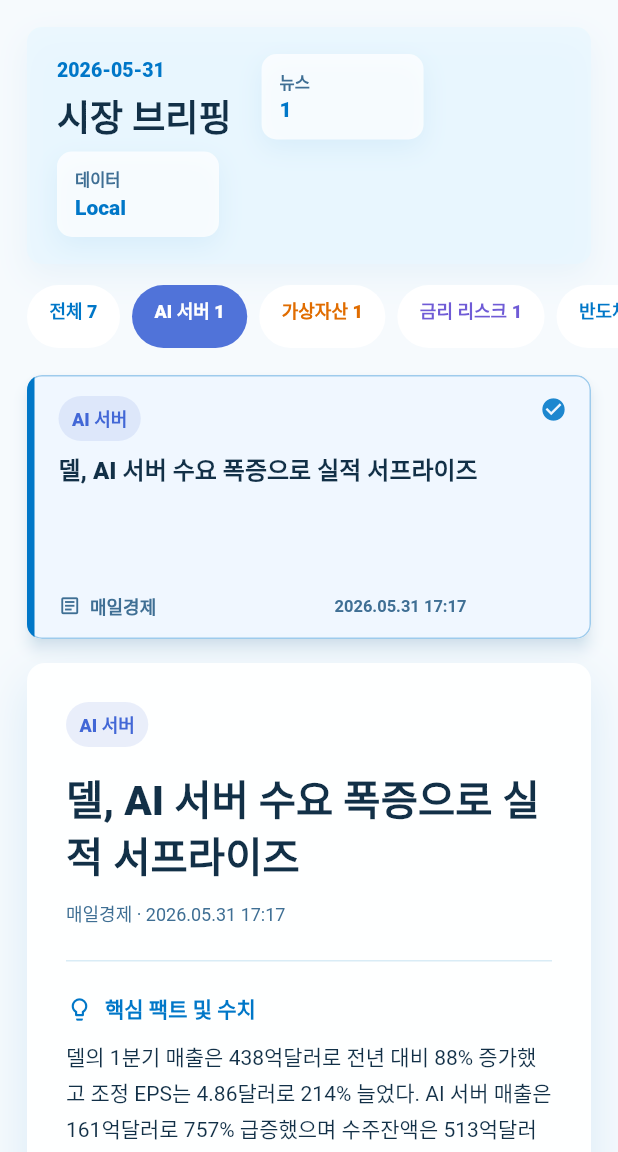
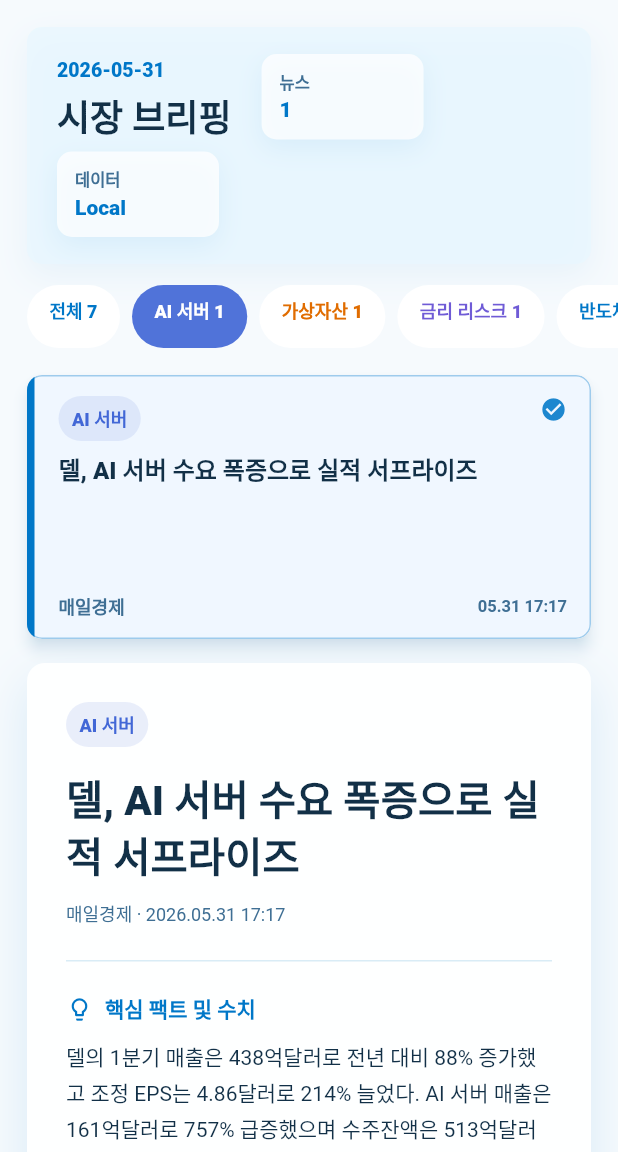
Before and after one commit to seunghooda-dev/dailynews, a Flutter app: the screen it shows after launch, after a tap on an icon or button, on a phone screen of 412 x 824 dp, the part 84-1236 px from its top. Run offline on Flutter 3.47's test engine with Material 3 defaults, Android fonts, the phone set to English and light mode, and no system bars; our stand-ins replace cloud_firestore, firebase_core, flutter_riverpod, shimmer; accounts and stored records are empty; network calls fail.

Commit message:
fix: compact article timestamps

```diff
--- a/lib/features/news/models/news_article.dart
+++ b/lib/features/news/models/news_article.dart
@@ -31,6 +31,14 @@
 
   bool get isHotIssue => clusterCount >= 3;
   int get relatedSourceCount => relatedSources.length;
+
+  String? get publishedAtDisplay {
+    return _formatPublishedAt(publishedAt, compact: false);
+  }
+
+  String? get publishedAtCompactDisplay {
+    return _formatPublishedAt(publishedAt, compact: true);
+  }
 
   String get sourceSummary {
     final primarySource = source?.trim();
@@ -69,6 +77,62 @@
     );
   }
 }
+
+String? _formatPublishedAt(String? value, {required bool compact}) {
+  if (value == null || value.trim().isEmpty) {
+    return null;
+  }
+
+  final normalized = _normalizeKoreanMeridiem(
+    value
+        .trim()
+        .replaceAll(RegExp(r'입력\s*[:：]\s*'), '')
+        .replaceAll(RegExp(r'수정\s*[:：]\s*'), ''),
+  ).replaceAll(RegExp(r'\s+'), ' ');
+
+  final dateMatch = RegExp(
+    r'(\d{4})[.\-/년]\s*(\d{1,2})[.\-/월]\s*(\d{1,2})',
+  ).firstMatch(normalized);
+  final timeMatch = RegExp(r'(\d{1,2}):(\d{2})').firstMatch(normalized);
+
+  if (dateMatch != null && timeMatch != null) {
+    final year = dateMatch.group(1)!;
+    final month = _twoDigits(int.parse(dateMatch.group(2)!));
+    final day = _twoDigits(int.parse(dateMatch.group(3)!));
+    final hour = _twoDigits(int.parse(timeMatch.group(1)!));
+    final minute = timeMatch.group(2)!;
+    return compact
+        ? '$month.$day $hour:$minute'
+        : '$year.$month.$day $hour:$minute';
+  }
+
+  if (timeMatch != null) {
+    final hour = _twoDigits(int.parse(timeMatch.group(1)!));
+    final minute = timeMatch.group(2)!;
+    return '$hour:$minute';
+  }
+
+  return normalized;
+}
+
+String _normalizeKoreanMeridiem(String value) {
+  return value.replaceAllMapped(RegExp(r'(오전|오후)\s*(\d{1,2}):(\d{2})'), (
+    match,
+  ) {
+    final meridiem = match.group(1)!;
+    var hour = int.parse(match.group(2)!);
+    final minute = match.group(3)!;
+    if (meridiem == '오후' && hour < 12) {
+      hour += 12;
+    }
+    if (meridiem == '오전' && hour == 12) {
+      hour = 0;
+    }
+    return '${_twoDigits(hour)}:$minute';
+  });
+}
+
+String _twoDigits(int value) => value.toString().padLeft(2, '0');
 
 class DailyNewsDocument {
   const DailyNewsDocument({required this.date, required this.articles});
--- a/lib/features/news/widgets/article_card.dart
+++ b/lib/features/news/widgets/article_card.dart
@@ -20,6 +20,7 @@
     final color = sectorColor(article.sector);
     final theme = Theme.of(context);
     final hotColor = const Color(0xFFE25555);
+    final compactPublishedAt = article.publishedAtCompactDisplay;
     final borderColor = article.isHotIssue
         ? hotColor.withValues(alpha: 0.48)
         : theme.colorScheme.primary.withValues(alpha: 0.34);
@@ -106,12 +107,6 @@
                     const SizedBox(height: 8),
                     Row(
                       children: [
-                        Icon(
-                          Icons.article_outlined,
-                          size: 15,
-                          color: theme.colorScheme.onSurfaceVariant,
-                        ),
-                        const SizedBox(width: 6),
                         Expanded(
                           child: Text(
                             article.sourceSummary,
@@ -120,15 +115,13 @@
                             style: theme.textTheme.labelMedium,
                           ),
                         ),
-                        if (article.publishedAt != null) ...[
+                        if (compactPublishedAt != null) ...[
                           const SizedBox(width: 8),
-                          Flexible(
-                            child: Text(
-                              article.publishedAt!,
-                              maxLines: 1,
-                              overflow: TextOverflow.ellipsis,
-                              style: theme.textTheme.labelSmall,
-                            ),
+                          Text(
+                            compactPublishedAt,
+                            maxLines: 1,
+                            softWrap: false,
+                            style: theme.textTheme.labelSmall,
                           ),
                         ],
                       ],
@@ -210,6 +203,7 @@
   @override
   Widget build(BuildContext context) {
     final theme = Theme.of(context);
+    final publishedAt = article.publishedAtDisplay;
     return Column(
       crossAxisAlignment: CrossAxisAlignment.start,
       children: [
@@ -238,10 +232,9 @@
         ),
         const SizedBox(height: 10),
         Text(
-          [
-            article.sourceSummary,
-            if (article.publishedAt != null) article.publishedAt,
-          ].whereType<String>().join(' · '),
+          publishedAt == null
+              ? article.sourceSummary
+              : '${article.sourceSummary} · $publishedAt',
           style: theme.textTheme.bodySmall,
         ),
         if (article.relatedSources.isNotEmpty) ...[
```
Also changed, not shown: 1 other file.
